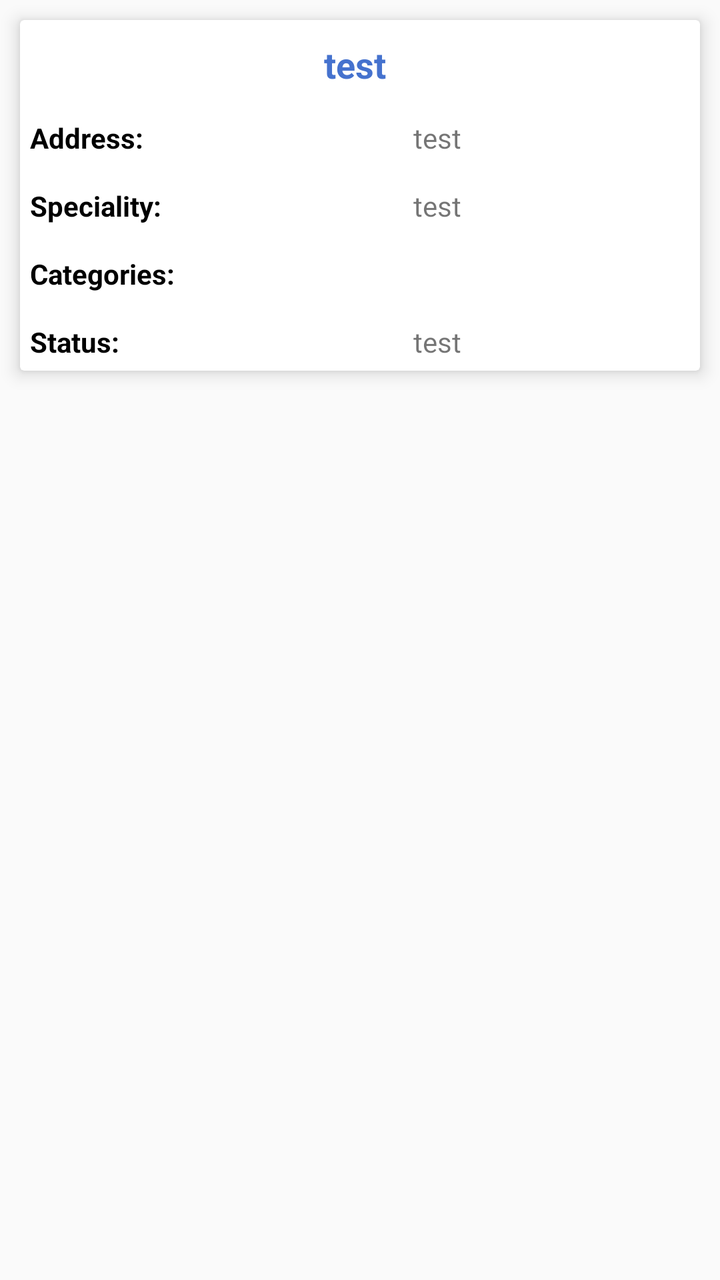
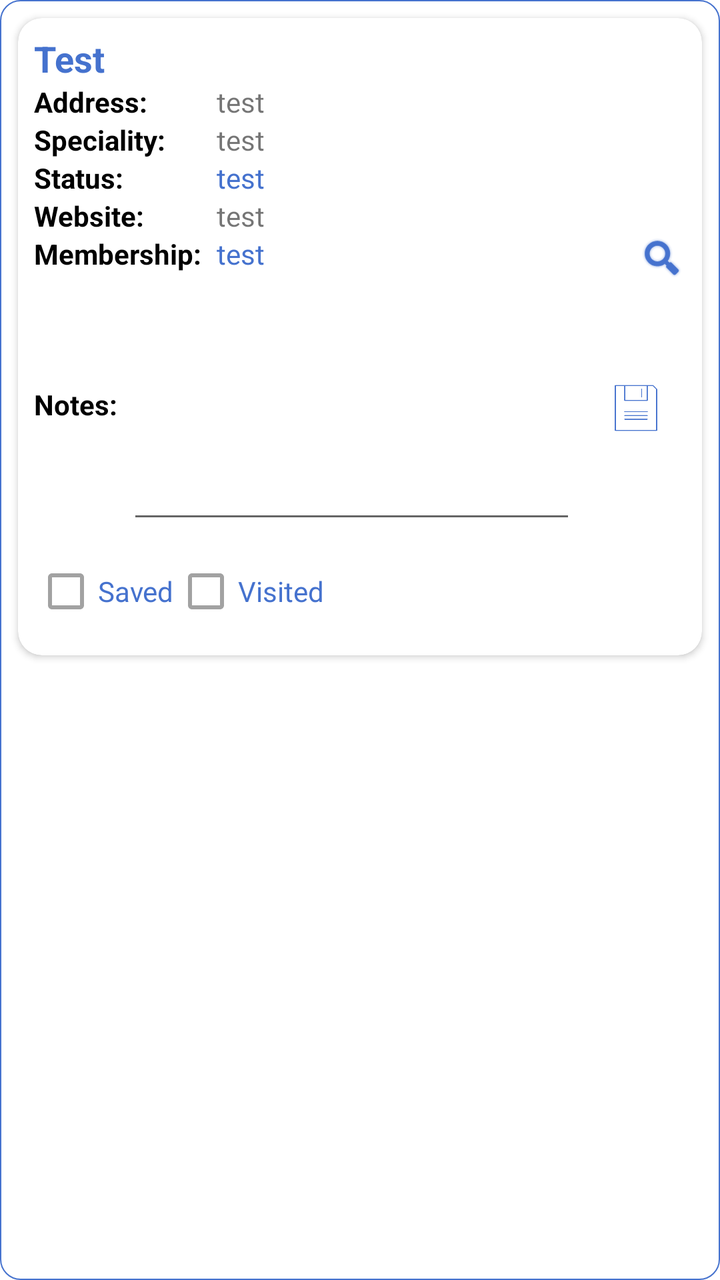

An Android layout rendered at two revisions. The XML below is the earlier revision; the diff shows what the commit changed to produce the second picture.
<!-- AndroidManifest.xml: application theme myAppThemeCompat -->
<!-- res/layout/place_item.xml -->
<?xml version="1.0" encoding="utf-8"?>
<RelativeLayout xmlns:android="http://schemas.android.com/apk/res/android"
    xmlns:tools="http://schemas.android.com/apk/res-auto"
    xmlns:app="http://schemas.android.com/apk/res-auto"
    android:layout_width="match_parent"
    android:layout_height="match_parent"
    android:orientation="vertical">
    <androidx.cardview.widget.CardView
        android:layout_width="match_parent"
        android:layout_height="wrap_content"
        android:minHeight="100dp"
        tools:cardElevation="5dp"
        android:id="@+id/listBkg"
        android:layout_margin="10dp"
        >
        <TableLayout
            android:layout_width="match_parent"
            android:layout_height="wrap_content"
            android:layout_alignParentTop="true"
            android:layout_marginRight="5dp"
            android:stretchColumns="1"
            >
            <TableRow android:layout_marginTop="5dp">
                <TextView
                    android:id="@+id/place_name_val"
                    android:layout_width="wrap_content"
                    android:layout_height="wrap_content"
                    android:textAlignment="center"
                    android:textColor="@color/mainColor"
                    android:textStyle="bold"
                    android:textSize="18sp"
                    android:layout_column="0"
                    android:layout_span="2"
                    android:layout_margin="5dp"
                    android:text="test" />
            </TableRow>
            <TableRow android:layout_marginTop="5dp">
                <TextView
                    android:layout_width="wrap_content"
                    android:layout_height="wrap_content"
                    android:text="Address:"
                    android:layout_column="0"
                    android:textStyle="bold"
                    android:layout_margin="5dp"
                    android:textColor="@color/black" />

                <TextView
                    android:id="@+id/address_val"
                    android:layout_width="wrap_content"
                    android:layout_height="wrap_content"
                    android:textAlignment="center"
                    android:layout_column="1"
                    android:layout_margin="5dp"
                    android:text="test" />
            </TableRow>
            <TableRow android:layout_marginTop="5dp">
                <TextView
                    android:layout_width="wrap_content"
                    android:layout_height="wrap_content"
                    android:text="Speciality:"
                    android:layout_column="0"
                    android:textStyle="bold"
                    android:layout_margin="5dp"
                    android:textColor="@color/black" />

                <TextView
                    android:id="@+id/main_cat_val"
                    android:layout_width="wrap_content"
                    android:layout_height="wrap_content"
                    android:textAlignment="center"
                    android:layout_column="1"
                    android:layout_margin="5dp"
                    android:text="test" />
            </TableRow>
            <TableRow android:layout_marginTop="5dp">
                <TextView
                    android:layout_width="wrap_content"
                    android:layout_height="wrap_content"
                    android:layout_column="0"
                    android:layout_margin="5dp"
                    android:text="Categories:"
                    android:textStyle="bold"
                    android:textColor="@color/black" />

                <TextView
                    android:id="@+id/all_cat_val"
                    android:layout_width="wrap_content"
                    android:layout_height="wrap_content"
                    android:layout_column="1"
                    android:textAlignment="center"
                    android:layout_margin="5dp"
                    android:text="" />
            </TableRow>

            <TableRow android:layout_marginTop="5dp">
                <TextView
                    android:layout_width="wrap_content"
                    android:layout_height="wrap_content"
                    android:text="Status:"
                    android:layout_column="0"
                    android:textStyle="bold"
                    android:layout_margin="5dp"
                    android:textColor="@color/black" />
                <TextView
                    android:id="@+id/status_val"
                    android:layout_width="wrap_content"
                    android:layout_column="1"
                    android:layout_margin="5dp"
                    android:layout_height="wrap_content"
                    android:textAlignment="center"
                    android:text="test" />

            </TableRow>
        </TableLayout>
    </androidx.cardview.widget.CardView>

</RelativeLayout>
<!-- resources referenced by this layout -->
<resources>
  <color name="black">#000000</color>
  <color name="mainColor">#4572ce</color>
  <style name="myAppThemeCompat" parent="Theme.AppCompat.Light.NoActionBar">
  
          <item name="colorPrimary">@color/mainColor</item>
          <item name="colorPrimaryDark">@color/headerColor</item>
  
          <item name="drawerArrowStyle">@style/DrawerArrowStyle</item>
          <item name="actionMenuTextColor">@android:color/white</item>
          <item name="colorButtonNormal">#26C3AA</item>
          <item name="colorControlActivated">@color/mainColor</item> 
          <item name="buttonTint">@color/mainColor</item> 
          <item name="colorOnSurface">@color/black</item>
          <item name="colorSurface">@color/gray</item>
          <item name="android:datePickerDialogTheme">@color/mainColor</item>
          <item name="android:statusBarColor">@color/mainColor</item>
          <item name="android:windowLightStatusBar">true</item> 
  
          
          <item name="colorPrimaryVariant">@color/mainColor</item>
  
  
  
          
          
          
          
  
      </style>
  <color name="headerColor">#646464</color>
  <style name="DrawerArrowStyle" parent="Widget.AppCompat.DrawerArrowToggle">
          <item name="spinBars">true</item>
          <item name="color">@android:color/white</item>
      </style>
  <color name="gray">#A2A2A2</color>
</resources>

<!-- the commit's change to res/layout/place_item.xml (unified diff, before → after) -->
@@ -1,117 +1,278 @@
 <?xml version="1.0" encoding="utf-8"?>
 <RelativeLayout xmlns:android="http://schemas.android.com/apk/res/android"
     xmlns:tools="http://schemas.android.com/apk/res-auto"
-    xmlns:app="http://schemas.android.com/apk/res-auto"
     android:layout_width="match_parent"
-    android:layout_height="match_parent"
+    xmlns:app="http://schemas.android.com/tools"
+    android:background="@drawable/blue_solid_border"
+    android:layout_height="wrap_content"
+    android:layout_marginBottom="10dp"
     android:orientation="vertical">
+
     <androidx.cardview.widget.CardView
+        xmlns:android="http://schemas.android.com/apk/res/android"
+        xmlns:app="http://schemas.android.com/apk/res-auto"
         android:layout_width="match_parent"
         android:layout_height="wrap_content"
-        android:minHeight="100dp"
-        tools:cardElevation="5dp"
-        android:id="@+id/listBkg"
-        android:layout_margin="10dp"
-        >
-        <TableLayout
+        android:layout_margin="8dp"
+        android:id="@+id/cardMainBorder"
+        android:background="@drawable/blue_solid_border"
+        app:cardCornerRadius="12dp"
+        app:cardElevation="2dp">
+
+        <androidx.constraintlayout.widget.ConstraintLayout
             android:layout_width="match_parent"
             android:layout_height="wrap_content"
-            android:layout_alignParentTop="true"
-            android:layout_marginRight="5dp"
-            android:stretchColumns="1"
-            >
-            <TableRow android:layout_marginTop="5dp">
-                <TextView
-                    android:id="@+id/place_name_val"
-                    android:layout_width="wrap_content"
-                    android:layout_height="wrap_content"
-                    android:textAlignment="center"
-                    android:textColor="@color/mainColor"
-                    android:textStyle="bold"
-                    android:textSize="18sp"
-                    android:layout_column="0"
-                    android:layout_span="2"
-                    android:layout_margin="5dp"
-                    android:text="test" />
-            </TableRow>
-            <TableRow android:layout_marginTop="5dp">
+            android:padding="8dp">
+
+            
+
+            <TextView
+                android:id="@+id/place_name_val"
+                android:layout_width="0dp"
+                android:layout_height="wrap_content"
+                android:text="Test"
+                android:textSize="18sp"
+                android:textStyle="bold"
+                android:textColor="@color/mainColor"
+                app:layout_constraintTop_toTopOf="parent"
+                app:layout_constraintStart_toStartOf="parent"
+                app:layout_constraintEnd_toEndOf="parent" />
+
+            
+
+            <TextView
+                android:id="@+id/address_label"
+                android:layout_width="0dp"
+                android:layout_height="wrap_content"
+                android:text="Address:"
+                android:textStyle="bold"
+                android:textColor="@color/black"
+                app:layout_constraintTop_toBottomOf="@id/place_name_val"
+                app:layout_constraintStart_toStartOf="parent"
+                app:layout_constraintWidth_percent="0.28" />
+
+            <TextView
+                android:id="@+id/address_val"
+                android:layout_width="0dp"
+                android:layout_height="wrap_content"
+                android:text="test"
+                app:layout_constraintTop_toTopOf="@id/address_label"
+                app:layout_constraintStart_toEndOf="@id/address_label"
+                app:layout_constraintEnd_toEndOf="parent" />
+
+            
+
+            <TextView
+                android:id="@+id/speciality_label"
+                android:layout_width="0dp"
+                android:layout_height="wrap_content"
+                android:text="Speciality:"
+                android:textStyle="bold"
+                android:textColor="@color/black"
+                app:layout_constraintTop_toBottomOf="@id/address_val"
+                app:layout_constraintStart_toStartOf="parent"
+                app:layout_constraintWidth_percent="0.28" />
+
+            <TextView
+                android:id="@+id/main_cat_val"
+                android:layout_width="0dp"
+                android:layout_height="wrap_content"
+                android:text="test"
+                app:layout_constraintTop_toTopOf="@id/speciality_label"
+                app:layout_constraintStart_toEndOf="@id/speciality_label"
+                app:layout_constraintEnd_toEndOf="parent" />
+
+            
+
+            <TextView
+                android:id="@+id/categories_label"
+                android:layout_width="0dp"
+                android:layout_height="wrap_content"
+                android:text="Categories:"
+                android:textStyle="bold"
+                android:textColor="@color/black"
+                android:visibility="gone"
+                app:layout_constraintTop_toBottomOf="@id/main_cat_val"
+                app:layout_constraintStart_toStartOf="parent"
+                app:layout_constraintWidth_percent="0.28" />
+
+            <TextView
+                android:id="@+id/all_cat_val"
+                android:layout_width="0dp"
+                android:layout_height="wrap_content"
+                android:text=""
+                android:visibility="gone"
+                app:layout_constraintTop_toTopOf="@id/categories_label"
+                app:layout_constraintStart_toEndOf="@id/categories_label"
+                app:layout_constraintEnd_toEndOf="parent" />
+
+            
+
+            <TextView
+                android:id="@+id/business_status_label"
+                android:layout_width="0dp"
+                android:layout_height="wrap_content"
+                android:text="Status:"
+                android:textStyle="bold"
+                android:textColor="@color/black"
+                app:layout_constraintTop_toBottomOf="@id/all_cat_val"
+                app:layout_constraintStart_toStartOf="parent"
+                app:layout_constraintWidth_percent="0.28" />
+
+            <TextView
+                android:id="@+id/bus_status_val"
+                android:layout_width="0dp"
+                android:layout_height="wrap_content"
+                android:text="test"
+                android:textColor="@color/mainColor"
+                app:layout_constraintTop_toTopOf="@id/business_status_label"
+                app:layout_constraintStart_toEndOf="@id/business_status_label"
+                app:layout_constraintEnd_toEndOf="parent" />
+
+            
+
+            <TextView
+                android:id="@+id/website_label"
+                android:layout_width="0dp"
+                android:layout_height="wrap_content"
+                android:text="Website:"
+                android:textStyle="bold"
+                android:textColor="@color/black"
+                app:layout_constraintTop_toBottomOf="@id/bus_status_val"
+                app:layout_constraintStart_toStartOf="parent"
+                app:layout_constraintWidth_percent="0.28" />
+
+            <TextView
+                android:id="@+id/website_val"
+                android:layout_width="0dp"
+                android:layout_height="wrap_content"
+                android:autoLink="web"
+                android:maxLines="2"
+                android:textColorLink="@color/mainColor"
+                android:text="test"
+                app:layout_constraintTop_toTopOf="@id/website_label"
+                app:layout_constraintStart_toEndOf="@id/website_label"
+                app:layout_constraintEnd_toEndOf="parent" />
+
+            
+
+            <TextView
+                android:id="@+id/status_label"
+                android:layout_width="0dp"
+                android:layout_height="wrap_content"
+                android:text="Membership:"
+                android:textStyle="bold"
+                android:textColor="@color/black"
+                app:layout_constraintTop_toBottomOf="@id/website_val"
+                app:layout_constraintStart_toStartOf="parent"
+                app:layout_constraintWidth_percent="0.28" />
+
+            <TextView
+                android:id="@+id/status_val"
+                android:layout_width="0dp"
+                android:layout_height="wrap_content"
+                android:text="test"
+                android:textColor="@color/mainColor"
+                app:layout_constraintTop_toTopOf="@id/status_label"
+                app:layout_constraintStart_toEndOf="@id/status_label"
+                app:layout_constraintEnd_toStartOf="@id/view_matches" />
+
+            <ImageView
+                android:id="@+id/view_matches"
+                android:layout_width="24dp"
+                android:layout_height="24dp"
+                android:src="@android:drawable/ic_search_category_default"
+                app:layout_constraintTop_toTopOf="@id/status_label"
+                app:layout_constraintEnd_toEndOf="parent"
+                tools:tint="@color/mainColor" />
+
+
+            <LinearLayout
+                android:layout_width="match_parent"
+                android:layout_height="wrap_content"
+                android:id="@+id/notesLL"
+                android:layout_column="1"
+                app:layout_constraintTop_toBottomOf="@id/status_val"
+                >
                 <TextView
                     android:layout_width="wrap_content"
                     android:layout_height="wrap_content"
-                    android:text="Address:"
+                    android:text="Notes:"
+                    android:id="@+id/notesTxt"
                     android:layout_column="0"
                     android:textStyle="bold"
-                    android:layout_margin="5dp"
+                    app:layout_constraintWidth_percent="0.28"
                     android:textColor="@color/black" />
-
-                <TextView
-                    android:id="@+id/address_val"
+                <EditText
+                    android:id="@+id/notesET"
+                    android:layout_weight="1"
                     android:layout_width="wrap_content"
-                    android:layout_height="wrap_content"
-                    android:textAlignment="center"
-                    android:layout_column="1"
-                    android:layout_margin="5dp"
-                    android:text="test" />
-            </TableRow>
-            <TableRow android:layout_marginTop="5dp">
-                <TextView
-                    android:layout_width="wrap_content"
-                    android:layout_height="wrap_content"
-                    android:text="Speciality:"
-                    android:layout_column="0"
-                    android:textStyle="bold"
-                    android:layout_margin="5dp"
-                    android:textColor="@color/black" />
-
-                <TextView
-                    android:id="@+id/main_cat_val"
-                    android:layout_width="wrap_content"
-                    android:layout_height="wrap_content"
-                    android:textAlignment="center"
-                    android:layout_column="1"
-                    android:layout_margin="5dp"
-                    android:text="test" />
-            </TableRow>
-            <TableRow android:layout_marginTop="5dp">
-                <TextView
-                    android:layout_width="wrap_content"
-                    android:layout_height="wrap_content"
-                    android:layout_column="0"
-                    android:layout_margin="5dp"
-                    android:text="Categories:"
-                    android:textStyle="bold"
-                    android:textColor="@color/black" />
-
-                <TextView
-                    android:id="@+id/all_cat_val"
-                    android:layout_width="wrap_content"
-                    android:layout_height="wrap_content"
-                    android:layout_column="1"
-                    android:textAlignment="center"
-                    android:layout_margin="5dp"
-                    android:text="" />
-            </TableRow>
-
-            <TableRow android:layout_marginTop="5dp">
-                <TextView
-                    android:layout_width="wrap_content"
-                    android:layout_height="wrap_content"
-                    android:text="Status:"
-                    android:layout_column="0"
-                    android:textStyle="bold"
-                    android:layout_margin="5dp"
-                    android:textColor="@color/black" />
-                <TextView
-                    android:id="@+id/status_val"
-                    android:layout_width="wrap_content"
-                    android:layout_column="1"
                     android:layout_margin="5dp"
                     android:layout_height="wrap_content"
                     android:textAlignment="center"
-                    android:text="test" />
-
-            </TableRow>
-        </TableLayout>
+                    android:lines="5"
+                    android:maxLines="5"
+                    />
+                <ImageButton
+                    android:layout_width="30dp"
+                    android:id="@+id/saveNotesBtn"
+                    android:layout_height="30dp"
+                    android:layout_gravity="center_vertical"
+                    android:clickable="true"
+                    android:layout_marginStart="10dp"
+                    android:layout_marginEnd="10dp"
+                    android:backgroundTint="@color/mainColor"
+                    android:background="@drawable/save_icon"
+                    android:focusable="true" />
+                <ImageButton
+                    android:layout_width="24dp"
+                    android:id="@+id/stopBtn"
+                    android:visibility="gone"
+                    android:layout_marginStart="20dp"
+                    android:layout_height="24dp"
+                    android:layout_gravity="center_vertical"
+                    android:background="@drawable/hangup_call"
+                    />
+            </LinearLayout>
+
+
+            
+
+            <CheckBox
+                android:id="@+id/savedCB"
+                android:layout_width="wrap_content"
+                android:layout_height="wrap_content"
+                android:text="Saved"
+                android:textColor="@color/mainColor"
+                app:buttonTint="@drawable/checkbox_bkg"
+                app:layout_constraintTop_toBottomOf="@id/notesLL"
+                app:layout_constraintStart_toStartOf="parent" />
+
+            <CheckBox
+                android:id="@+id/visitedCB"
+                android:layout_width="wrap_content"
+                android:layout_height="wrap_content"
+                android:text="Visited"
+                android:textColor="@color/mainColor"
+                app:buttonTint="@drawable/checkbox_bkg"
+                app:layout_constraintTop_toTopOf="@id/savedCB"
+                app:layout_constraintStart_toEndOf="@id/savedCB" />
+
+            
+
+            <TextView
+                android:id="@+id/etaLabel"
+                android:layout_width="0dp"
+                android:layout_height="wrap_content"
+                android:textStyle="bold"
+                android:textColor="@color/mainColor"
+                android:visibility="gone"
+                app:layout_constraintTop_toBottomOf="@id/savedCB"
+                app:layout_constraintStart_toStartOf="parent"
+                app:layout_constraintEnd_toEndOf="parent" />
+
+        </androidx.constraintlayout.widget.ConstraintLayout>
+
     </androidx.cardview.widget.CardView>
 
 </RelativeLayout>
<!-- resource entries referenced after the edit -->
@@ -2,7 +2,34 @@
 <resources>
   <color name="black">#000000</color>
   <color name="mainColor">#4572ce</color>
-  <style name="myAppThemeCompat" parent="Theme.AppCompat.Light.NoActionBar">
+  <!-- drawable blue_solid_border (drawable) -->
+  <?xml version="1.0" encoding="utf-8"?>
+  <selector xmlns:android="http://schemas.android.com/apk/res/android"
+      android:layout_height="wrap_content"
+      android:layout_width="match_parent">
+      <item>
+          <shape>
+              <solid android:color="@android:color/white"/>
+              <corners android:radius="10dp" />
+              <padding android:bottom="1dp" android:left="1dp"
+                  android:right="1dp" android:top="1dp" />
+              <stroke
+                  android:width="0.5dp"
+                  android:color="@color/mainColor" />
+          </shape>
+      </item>
+  </selector>
+  <!-- drawable checkbox_bkg (drawable) -->
+  <?xml version="1.0" encoding="utf-8"?>
+  <selector xmlns:android="http://schemas.android.com/apk/res/android">
+      
+      <item android:color="@color/cb_green" android:state_checked="true" />
+      
+      <item android:color="@color/gray" android:state_checked="false" />
+  </selector>
+  <!-- drawable hangup_call: png bitmap (drawable, 2527 bytes) -->
+  <!-- drawable save_icon: png bitmap (drawable-hdpi, 1699 bytes) -->
+  <style name="myAppThemeCompat" parent="Theme.MaterialComponents.Light.NoActionBar">
   
           <item name="colorPrimary">@color/mainColor</item>
           <item name="colorPrimaryDark">@color/headerColor</item>
@@ -29,6 +56,7 @@
           
   
       </style>
+  <color name="cb_green">#008080</color>
   <color name="headerColor">#646464</color>
   <style name="DrawerArrowStyle" parent="Widget.AppCompat.DrawerArrowToggle">
           <item name="spinBars">true</item>
